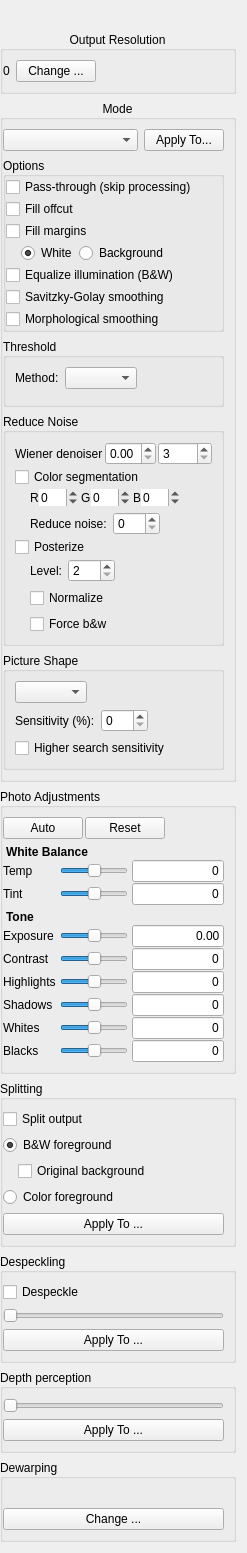
The window that src/core/filters/output/OptionsWidget.ui (abandoned-industries/scantailor-spectre) describes before a commit, drawn with Qt 5.
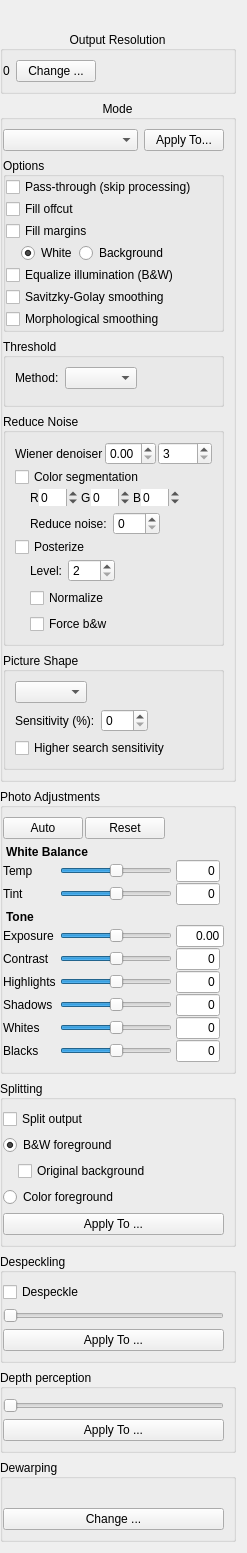
The same window after the commit. Custom widgets are drawn as their Qt base class.

Patch:
```diff
--- a/src/core/filters/output/OptionsWidget.ui
+++ b/src/core/filters/output/OptionsWidget.ui
@@ -964,6 +964,7 @@
           <property name="text"><string>0</string></property>
           <property name="alignment"><set>Qt::AlignRight|Qt::AlignVCenter</set></property>
           <property name="minimumSize"><size><width>32</width><height>0</height></size></property>
+          <property name="maximumSize"><size><width>44</width><height>16777215</height></size></property>
          </widget>
         </item>
         <item row="2" column="0">
@@ -986,6 +987,7 @@
           <property name="text"><string>0</string></property>
           <property name="alignment"><set>Qt::AlignRight|Qt::AlignVCenter</set></property>
           <property name="minimumSize"><size><width>32</width><height>0</height></size></property>
+          <property name="maximumSize"><size><width>44</width><height>16777215</height></size></property>
          </widget>
         </item>
         <item row="3" column="0" colspan="3">
@@ -1018,6 +1020,7 @@
           <property name="text"><string>0.00</string></property>
           <property name="alignment"><set>Qt::AlignRight|Qt::AlignVCenter</set></property>
           <property name="minimumSize"><size><width>38</width><height>0</height></size></property>
+          <property name="maximumSize"><size><width>48</width><height>16777215</height></size></property>
          </widget>
         </item>
         <item row="5" column="0">
@@ -1040,6 +1043,7 @@
           <property name="text"><string>0</string></property>
           <property name="alignment"><set>Qt::AlignRight|Qt::AlignVCenter</set></property>
           <property name="minimumSize"><size><width>32</width><height>0</height></size></property>
+          <property name="maximumSize"><size><width>44</width><height>16777215</height></size></property>
          </widget>
         </item>
         <item row="6" column="0">
@@ -1062,6 +1066,7 @@
           <property name="text"><string>0</string></property>
           <property name="alignment"><set>Qt::AlignRight|Qt::AlignVCenter</set></property>
           <property name="minimumSize"><size><width>32</width><height>0</height></size></property>
+          <property name="maximumSize"><size><width>44</width><height>16777215</height></size></property>
          </widget>
         </item>
         <item row="7" column="0">
@@ -1084,6 +1089,7 @@
           <property name="text"><string>0</string></property>
           <property name="alignment"><set>Qt::AlignRight|Qt::AlignVCenter</set></property>
           <property name="minimumSize"><size><width>32</width><height>0</height></size></property>
+          <property name="maximumSize"><size><width>44</width><height>16777215</height></size></property>
          </widget>
         </item>
         <item row="8" column="0">
@@ -1106,6 +1112,7 @@
           <property name="text"><string>0</string></property>
           <property name="alignment"><set>Qt::AlignRight|Qt::AlignVCenter</set></property>
           <property name="minimumSize"><size><width>32</width><height>0</height></size></property>
+          <property name="maximumSize"><size><width>44</width><height>16777215</height></size></property>
          </widget>
         </item>
         <item row="9" column="0">
@@ -1128,6 +1135,7 @@
           <property name="text"><string>0</string></property>
           <property name="alignment"><set>Qt::AlignRight|Qt::AlignVCenter</set></property>
           <property name="minimumSize"><size><width>32</width><height>0</height></size></property>
+          <property name="maximumSize"><size><width>44</width><height>16777215</height></size></property>
          </widget>
         </item>
        </layout>
```
